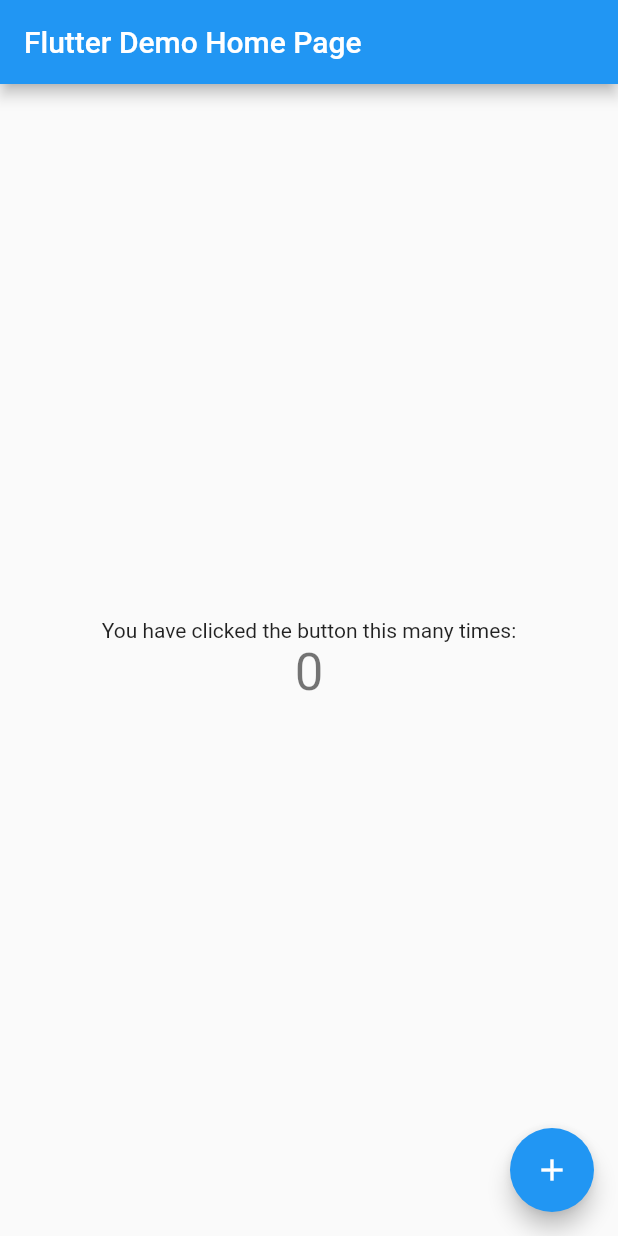
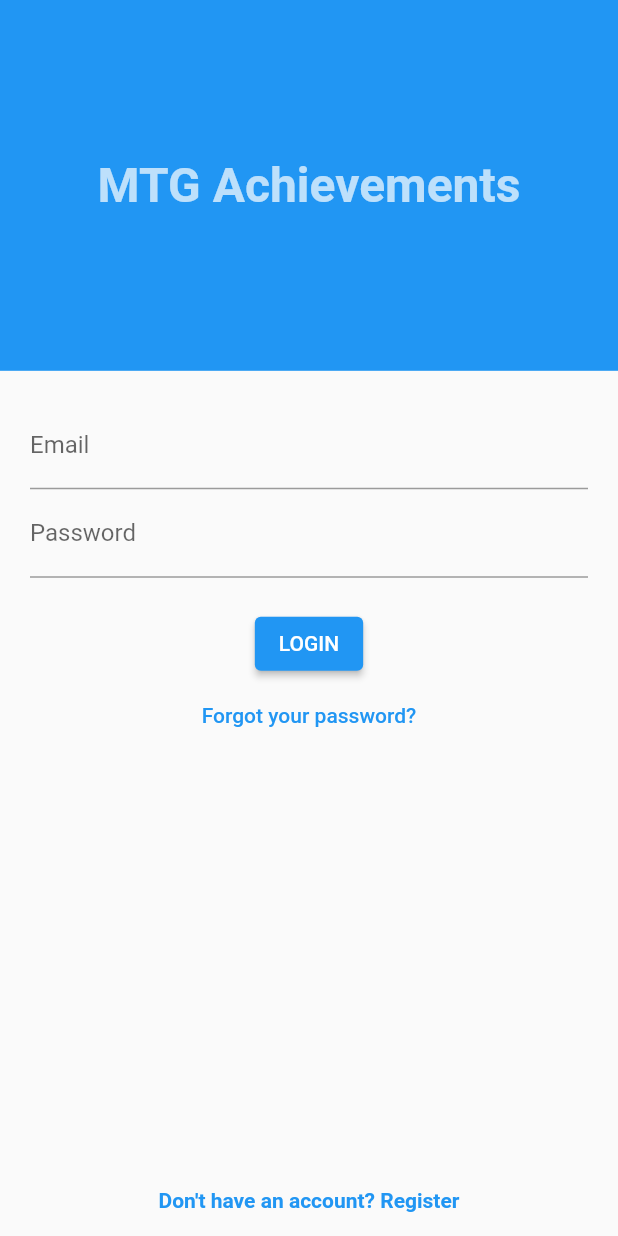
Before and after one commit to birkoss/mtg-achievements-app, a Flutter app: the screen it shows after launch, on a phone screen of 412 x 824 dp. Run offline on Flutter 3.47's test engine with Material 2 defaults, Android fonts, the phone set to English and light mode, and no system bars; our stand-ins replace shared_preferences.

Commit message:
Basic structure and navigation

```diff
--- a/lib/main.dart
+++ b/lib/main.dart
@@ -1,113 +1,54 @@
 import 'package:flutter/material.dart';
+import 'package:provider/provider.dart';
+
+import './screens/home.dart';
+import './screens/login.dart';
+import './screens/register.dart';
+import './screens/splash.dart';
+
+import './providers/user.dart';
 
 void main() {
   runApp(MyApp());
 }
 
 class MyApp extends StatelessWidget {
-  // This widget is the root of your application.
   @override
   Widget build(BuildContext context) {
-    return MaterialApp(
-      title: 'Flutter Demo',
-      theme: ThemeData(
-        // This is the theme of your application.
-        //
-        // Try running your application with "flutter run". You'll see the
-        // application has a blue toolbar. Then, without quitting the app, try
-        // changing the primarySwatch below to Colors.green and then invoke
-        // "hot reload" (press "r" in the console where you ran "flutter run",
-        // or simply save your changes to "hot reload" in a Flutter IDE).
-        // Notice that the counter didn't reset back to zero; the application
-        // is not restarted.
-        primarySwatch: Colors.blue,
+    return MultiProvider(
+      providers: [
+        ChangeNotifierProvider(
+          create: (ctx) => UserProvider(),
+        )
+      ],
+      child: Consumer<UserProvider>(
+        builder: (context, user, _) => MaterialApp(
+          title: 'MTG Achievements',
+          theme: ThemeData(
+            primarySwatch: Colors.blue,
+            textTheme: TextTheme(
+              headline1: TextStyle(fontSize: 32.0, fontWeight: FontWeight.bold),
+              bodyText2: TextStyle(fontSize: 14.0, fontFamily: 'Hind'),
+            ),
+          ),
+          home: user.isLogged
+              ? HomeScreen()
+              : FutureBuilder(
+                  future: user.tryAutoLogin(),
+                  builder: (ctx, snapshot) {
+                    if (snapshot.connectionState == ConnectionState.waiting) {
+                      return SplashScreen();
+                    } else {
+                      return LoginScreen();
+                    }
+                  }),
+          routes: {
+            HomeScreen.routeName: (ctx) => HomeScreen(),
+            LoginScreen.routeName: (ctx) => LoginScreen(),
+            RegisterScreen.routeName: (ctx) => RegisterScreen(),
+          },
+        ),
       ),
-      home: MyHomePage(title: 'Flutter Demo Home Page'),
     );
   }
 }
-
-class MyHomePage extends StatefulWidget {
-  MyHomePage({Key key, this.title}) : super(key: key);
-
-  // This widget is the home page of your application. It is stateful, meaning
-  // that it has a State object (defined below) that contains fields that affect
-  // how it looks.
-
-  // This class is the configuration for the state. It holds the values (in this
-  // case the title) provided by the parent (in this case the App widget) and
-  // used by the build method of the State. Fields in a Widget subclass are
-  // always marked "final".
-
-  final String title;
-
-  @override
-  _MyHomePageState createState() => _MyHomePageState();
-}
-
-class _MyHomePageState extends State<MyHomePage> {
-  int _counter = 0;
-
-  void _incrementCounter() {
-    setState(() {
-      // This call to setState tells the Flutter framework that something has
-      // changed in this State, which causes it to rerun the build method below
-      // so that the display can reflect the updated values. If we changed
-      // _counter without calling setState(), then the build method would not be
-      // called again, and so nothing would appear to happen.
-      _counter++;
-    });
-  }
-
-  @override
-  Widget build(BuildContext context) {
-    // This method is rerun every time setState is called, for instance as done
-    // by the _incrementCounter method above.
-    //
-    // The Flutter framework has been optimized to make rerunning build methods
-    // fast, so that you can just rebuild anything that needs updating rather
-    // than having to individually change instances of widgets.
-    return Scaffold(
-      appBar: AppBar(
-        // Here we take the value from the MyHomePage object that was created by
-        // the App.build method, and use it to set our appbar title.
-        title: Text(widget.title),
-      ),
-      body: Center(
-        // Center is a layout widget. It takes a single child and positions it
-        // in the middle of the parent.
-        child: Column(
-          // Column is also a layout widget. It takes a list of children and
-          // arranges them vertically. By default, it sizes itself to fit its
-          // children horizontally, and tries to be as tall as its parent.
-          //
-          // Invoke "debug painting" (press "p" in the console, choose the
-          // "Toggle Debug Paint" action from the Flutter Inspector in Android
-          // Studio, or the "Toggle Debug Paint" command in Visual Studio Code)
-          // to see the wireframe for each widget.
-          //
-          // Column has various properties to control how it sizes itself and
-          // how it positions its children. Here we use mainAxisAlignment to
-          // center the children vertically; the main axis here is the vertical
-          // axis because Columns are vertical (the cross axis would be
-          // horizontal).
-          mainAxisAlignment: MainAxisAlignment.center,
-          children: <Widget>[
-            Text(
-              'You have clicked the button this many times:',
-            ),
-            Text(
-              '$_counter',
-              style: Theme.of(context).textTheme.headline4,
-            ),
-          ],
-        ),
-      ),
-      floatingActionButton: FloatingActionButton(
-        onPressed: _incrementCounter,
-        tooltip: 'Increment',
-        child: Icon(Icons.add),
-      ), // This trailing comma makes auto-formatting nicer for build methods.
-    );
-  }
-}
--- /dev/null
+++ b/lib/models/http_exception.dart
@@ -0,0 +1,10 @@
+class HttpException implements Exception {
+  final String message;
+
+  HttpException(this.message);
+
+  @override
+  String toString() {
+    return message;
+  }
+}
--- /dev/null
+++ b/lib/screens/login.dart
@@ -0,0 +1,155 @@
+import 'package:app/models/http_exception.dart';
+import 'package:app/providers/user.dart';
+import 'package:flutter/material.dart';
+import 'package:intl/intl.dart';
+import 'package:provider/provider.dart';
+
+import '../screens/register.dart';
+
+class LoginScreen extends StatefulWidget {
+  static const routeName = '/login';
+
+  @override
+  _LoginScreenState createState() => _LoginScreenState();
+}
+
+class _LoginScreenState extends State<LoginScreen> {
+  final GlobalKey<FormState> _formKey = GlobalKey();
+
+  Map<String, String> _formValues = {
+    'email': '',
+    'password': 'password',
+  };
+
+  void _showErrorDialog(errorMessage) {
+    showDialog(
+      context: context,
+      builder: (ctx) => AlertDialog(
+        title: Text('An Error Occured!'),
+        content: Text(errorMessage),
+        actions: [
+          TextButton(
+            onPressed: () {
+              Navigator.of(ctx).pop();
+            },
+            child: Text('OK'),
+          ),
+        ],
+      ),
+    );
+  }
+
+  Future<void> _formSubmitted() async {
+    print("SUBMITTED");
+
+    if (!_formKey.currentState.validate()) {
+      return;
+    }
+
+    _formKey.currentState.save();
+
+    try {
+      await Provider.of<UserProvider>(context, listen: false)
+          .login(_formValues['email'], _formValues['password']);
+    } on HttpException catch (error) {
+      _showErrorDialog(error.toString());
+    } catch (error) {
+      _showErrorDialog('Cound not authenticate you. Please try later.');
+    }
+  }
+
+  @override
+  Widget build(BuildContext context) {
+    final width = MediaQuery.of(context).size.width;
+    final height = MediaQuery.of(context).size.height;
+
+    return Scaffold(
+      body: Container(
+        child: SafeArea(
+          top: false,
+          child: Column(
+            mainAxisAlignment: MainAxisAlignment.spaceBetween,
+            children: [
+              Container(
+                alignment: Alignment.center,
+                width: width,
+                height: height * 0.30,
+                decoration: BoxDecoration(
+                  color: Theme.of(context).primaryColor,
+                ),
+                child: Text(
+                  'MTG Achievements',
+                  style: Theme.of(context).textTheme.headline1.copyWith(
+                      color:
+                          Theme.of(context).primaryTextTheme.headline1.color),
+                ),
+              ),
+              Expanded(
+                child: Container(
+                  padding: const EdgeInsets.all(20),
+                  child: Form(
+                    key: _formKey,
+                    child: Column(
+                      children: [
+                        TextFormField(
+                          decoration: InputDecoration(labelText: 'Email'),
+                          keyboardType: TextInputType.emailAddress,
+                          validator: (value) {
+                            if (value.isEmpty || !value.contains('@')) {
+                              return 'Invalid Email!';
+                            }
+                            return null;
+                          },
+                          onSaved: (newValue) =>
+                              _formValues['email'] = newValue,
+                        ),
+                        TextFormField(
+                          decoration: InputDecoration(labelText: 'Password'),
+                          obscureText: true,
+                          validator: (value) {
+                            if (value.isEmpty || value.length < 8) {
+                              return 'Invalid Password! Must be at least 8 characters!';
+                            }
+                            return null;
+                          },
+                          onSaved: (newValue) =>
+                              _formValues['password'] = newValue,
+                        ),
+                        SizedBox(
+                          height: 20,
+                        ),
+                        ElevatedButton(
+                          child: Text('LOGIN'),
+                          onPressed: _formSubmitted,
+                        ),
+                        TextButton(
+                          child: Text('Forgot your password?'),
+                          onPressed: () {
+                            Navigator.of(context)
+                                .pushReplacementNamed(RegisterScreen.routeName);
+                          },
+                        ),
+                      ],
+                    ),
+                  ),
+                ),
+              ),
+              Container(
+                child: TextButton(
+                  child: Text('Don\'t have an account? Register'),
+                  style: TextButton.styleFrom(
+                    textStyle: TextStyle(fontWeight: FontWeight.bold),
+                  ),
+                  onPressed: () {
+                    Navigator.of(context)
+                        .pushReplacementNamed(RegisterScreen.routeName);
+                  },
+                ),
+              ),
+            ],
+          ),
+        ),
+      ),
+    );
+  }
+}
--- a/pubspec.yaml
+++ b/pubspec.yaml
@@ -1,5 +1,5 @@
 name: app
-description: A new Flutter project.
+description: 'A Magic: The Gathering achievements tracker'
 
 # The following line prevents the package from being accidentally published to
 # pub.dev using `pub publish`. This is preferred for private packages.
@@ -23,6 +23,10 @@ environment:
 dependencies:
   flutter:
     sdk: flutter
+  provider: ^5.0.0
+  intl: ^0.17.0
+  http: ^0.13.1
+  shared_preferences: ^2.0.5
 
 
   # The following adds the Cupertino Icons font to your application.
```
Also changed, not shown: lib/providers/user.dart (added, +89 -0 lines), lib/screens/home.dart (added, +20 -0 lines), lib/screens/register.dart (added, +44 -0 lines), lib/screens/splash.dart (added, +12 -0 lines), lib/widgets/main_drawer.dart (added, +26 -0 lines), pubspec.lock, 6 other files.
